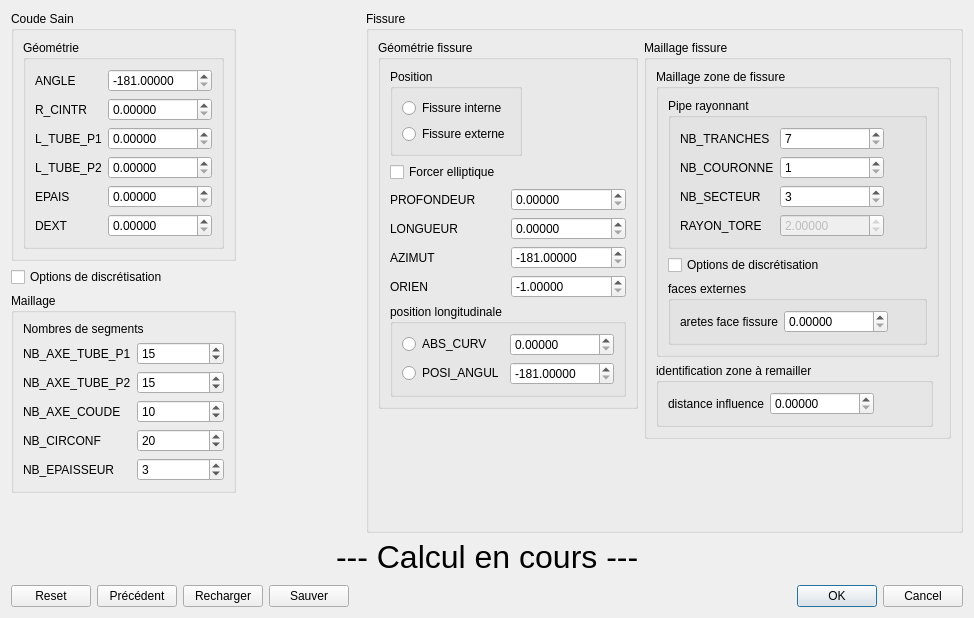
Old version of the form src/Tools/blocFissure/ihm/fissureCoude.ui in the repository SalomePlatform/smesh.
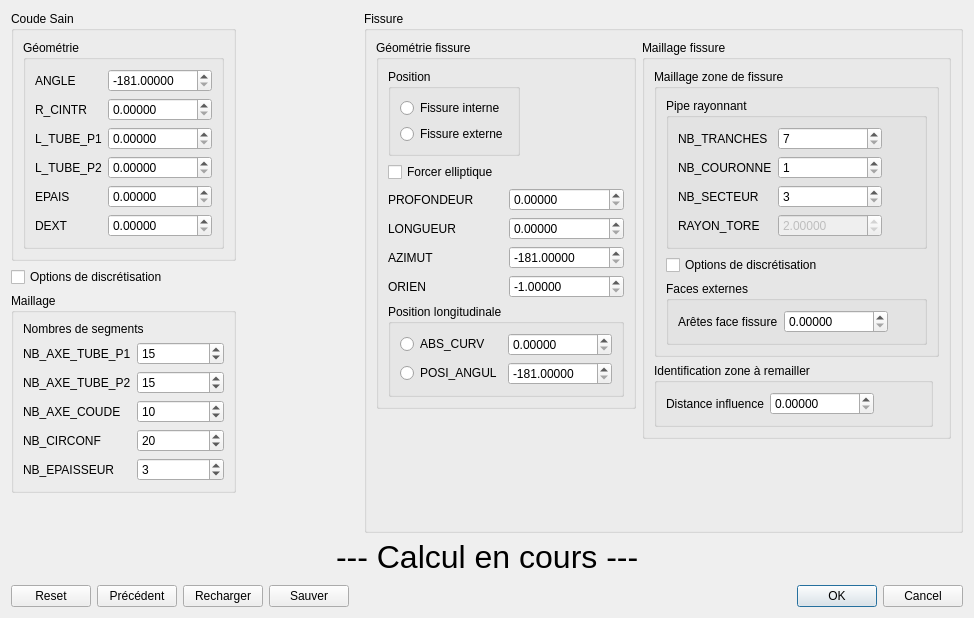
New version of the form.

Commit message: Example of a bended pipe

Diff of the .ui file:
```diff
--- a/src/Tools/blocFissure/ihm/fissureCoude.ui
+++ b/src/Tools/blocFissure/ihm/fissureCoude.ui
@@ -513,7 +513,7 @@
              <item row="2" column="0">
               <widget class="QGroupBox" name="groupBox_11">
                <property name="title">
-                <string>position longitudinale</string>
+                <string>Position longitudinale</string>
                </property>
                <layout class="QGridLayout" name="gridLayout_11">
                 <item row="0" column="0">
@@ -740,13 +740,13 @@
                    <bool>true</bool>
                   </property>
                   <property name="title">
-                   <string>faces externes</string>
+                   <string>Faces externes</string>
                   </property>
                   <layout class="QHBoxLayout" name="horizontalLayout_3">
                    <item>
                     <widget class="QLabel" name="label_24">
                      <property name="text">
-                      <string>aretes face fissure</string>
+                      <string>Arêtes face fissure</string>
                      </property>
                     </widget>
                    </item>
@@ -788,7 +788,7 @@
                 <bool>true</bool>
                </property>
                <property name="title">
-                <string>identification zone à remailler</string>
+                <string>Identification zone à remailler</string>
                </property>
                <layout class="QGridLayout" name="gridLayout_16">
                 <item row="0" column="0">
@@ -809,7 +809,7 @@
                   <item row="1" column="0">
                    <widget class="QLabel" name="label_25">
                     <property name="text">
-                     <string>distance influence</string>
+                     <string>Distance influence</string>
                     </property>
                    </widget>
                   </item>
```
Left out of the diff: 2 changed lines with no effect on the pictures. The commit also changes 2 other files.
